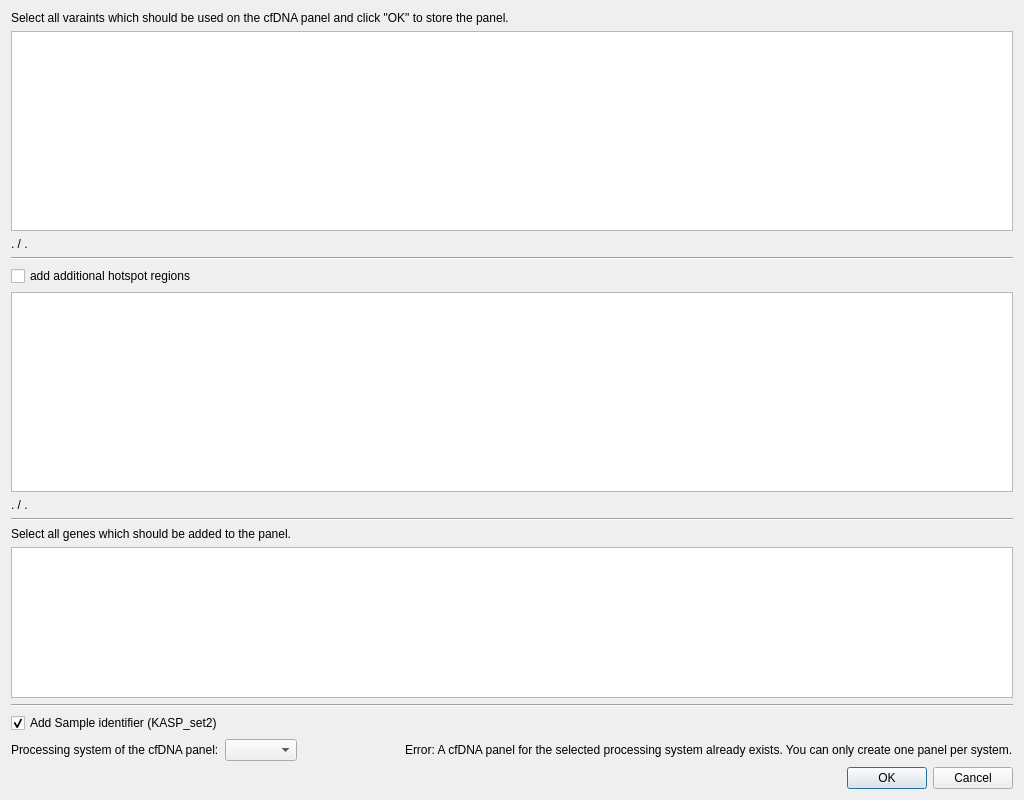
Old version of the form src/GSvar/CfDNAPanelDesignDialog.ui in the repository imgag/ngs-bits.
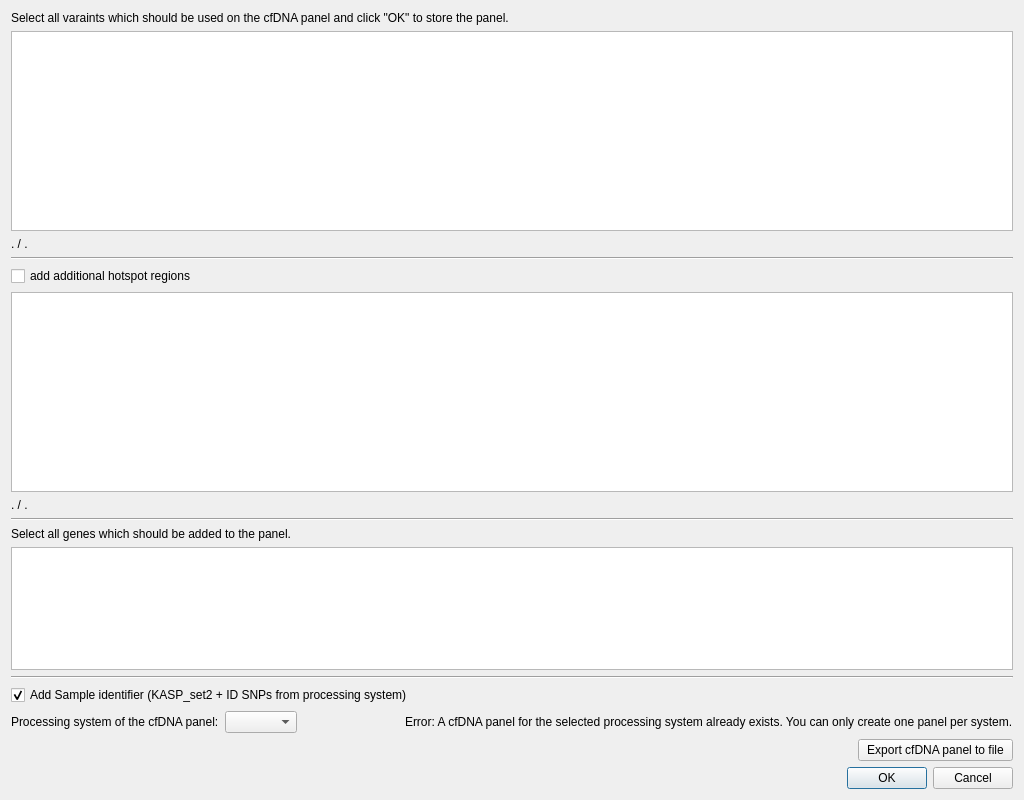
New version of the form. Custom widgets are drawn as their Qt base class.

Diff of the .ui file:
```diff
--- a/src/GSvar/CfDNAPanelDesignDialog.ui
+++ b/src/GSvar/CfDNAPanelDesignDialog.ui
@@ -121,7 +121,7 @@
    <item>
     <widget class="QCheckBox" name="cb_sample_identifier">
      <property name="text">
-      <string>Add Sample identifier (KASP_set2)</string>
+      <string>Add Sample identifier (KASP_set2 + ID SNPs from processing system)</string>
      </property>
      <property name="checked">
       <bool>true</bool>
@@ -162,6 +162,36 @@
      </item>
     </layout>
    </item>
+   <item>
+    <layout class="QHBoxLayout" name="horizontalLayout_2">
+     <item>
+      <spacer name="horizontalSpacer_2">
+       <property name="orientation">
+        <enum>Qt::Horizontal</enum>
+       </property>
+       <property name="sizeHint" stdset="0">
+        <size>
+         <width>40</width>
+         <height>20</height>
+        </size>
+       </property>
+      </spacer>
+     </item>
+     <item>
+      <widget class="QPushButton" name="b_export_panel">
+       <property name="minimumSize">
+        <size>
+         <width>155</width>
+         <height>0</height>
+        </size>
+       </property>
+       <property name="text">
+        <string>Export cfDNA panel to file</string>
+       </property>
+      </widget>
+     </item>
+    </layout>
+   </item>
    <item>
     <widget class="QDialogButtonBox" name="buttonBox">
      <property name="orientation">
```
